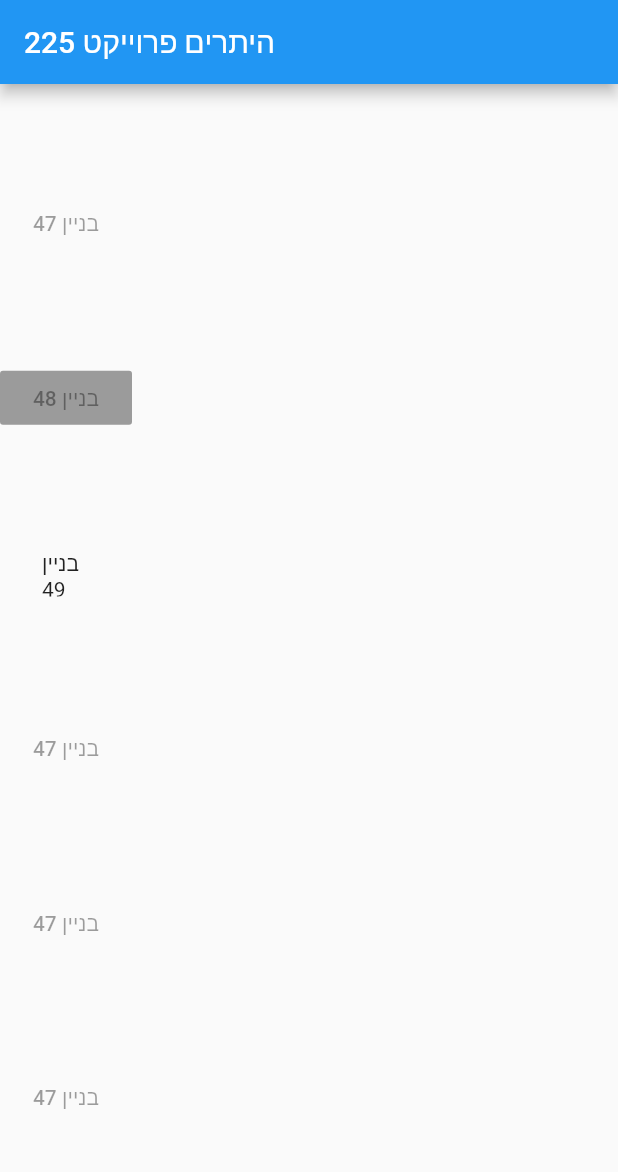
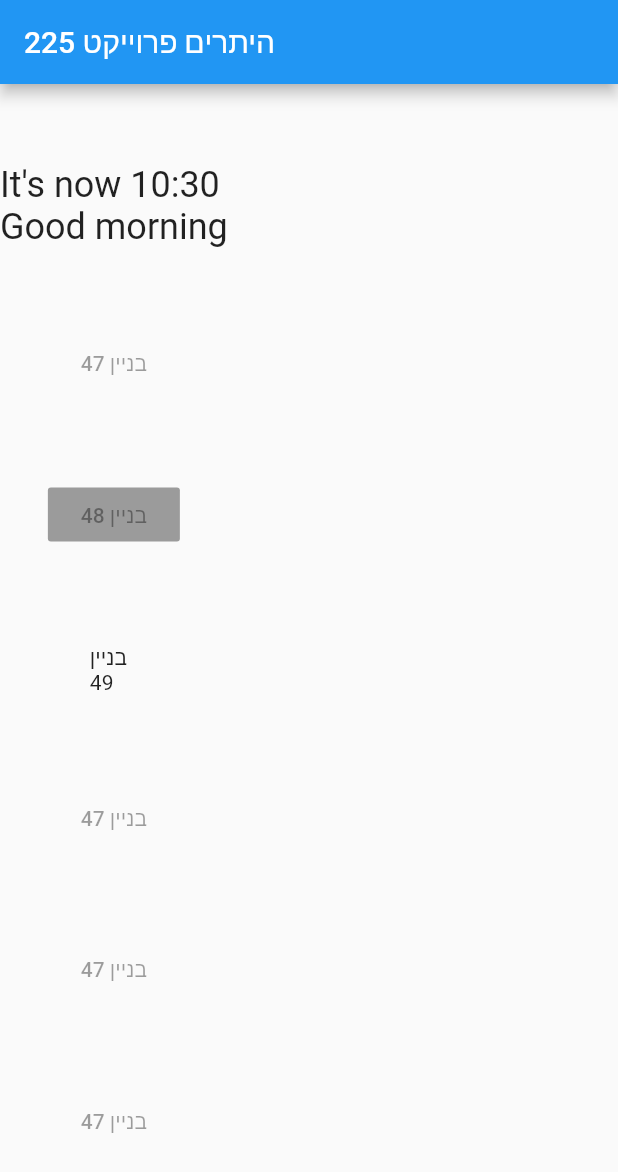
Before and after one commit to yonifra/first_flutter_app, a Flutter app: the screen it shows after launch, on a phone screen of 412 x 824 dp. Shown: the top 1172 px of the screen. Run offline on Flutter 3.47's test engine with Material 2 defaults, Android fonts, the phone set to English and light mode, and no system bars; Roboto replaces fonts that are missing (Manrope).

Commit message:
Added fonts

```diff
--- a/lib/screens/home.dart
+++ b/lib/screens/home.dart
@@ -7,6 +7,10 @@ class Home extends StatelessWidget {
       mainAxisAlignment: MainAxisAlignment.spaceEvenly,
       verticalDirection: VerticalDirection.down,
       children: <Widget>[
+        Text(sayHello(), style: TextStyle(
+          fontSize: 24.0,
+          fontFamily: 'Manrope'
+        ),),
         MaterialButton(child: Text("בניין 47")),
         RaisedButton(
           child: Text("בניין 48"),
@@ -18,4 +22,23 @@ class Home extends StatelessWidget {
       ],
     );
   }
+
+  String sayHello() {
+    String hello;
+    DateTime now = new DateTime.now();
+    int hour = now.hour;
+    int minute = now.minute;
+
+    if (hour < 12) {
+      hello = "Good morning";
+    } else if (hour < 18) {
+      hello = "Good afternoon";
+    } else {
+      hello = "Good evening";
+    }
+
+    String minutes = (minute < 10) ? "0" + minute.toString() : minute.toString();
+
+    return "It's now " + hour.toString() + ":" + minutes + "\n" + hello;
+  }
 }
```
Also changed, not shown: pubspec.yaml (+8 -11 lines), fonts/manrope-bold.otf (added), fonts/manrope-extrabold.otf (added), fonts/manrope-light.otf (added), fonts/manrope-medium.otf (added), fonts/manrope-regular.otf (added), fonts/manrope-semibold.otf (added), fonts/manrope-thin.otf (added).
